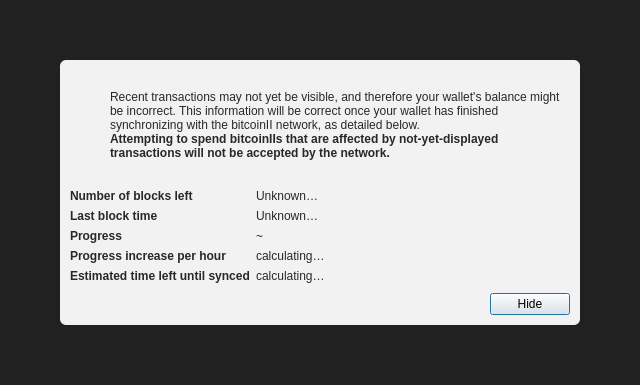
The window that src/qt/forms/modaloverlay.ui (trumpsperm/trumpsperm) describes before a commit, drawn with Qt 5.
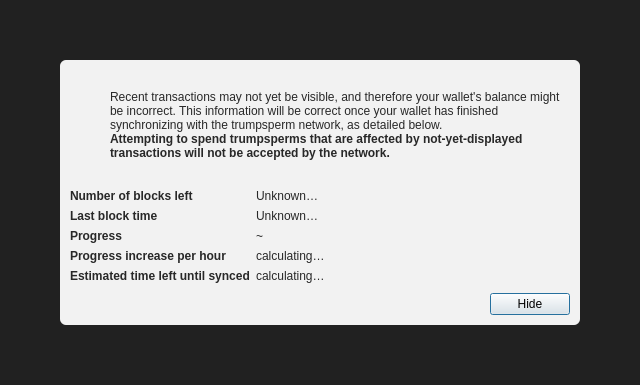
The same window after the commit. Icons and pictures are not drawn.

What changed in the file:
```diff
--- a/src/qt/forms/modaloverlay.ui
+++ b/src/qt/forms/modaloverlay.ui
@@ -130,7 +130,7 @@
              <item>
               <widget class="QLabel" name="infoText">
                <property name="text">
-                <string>Recent transactions may not yet be visible, and therefore your wallet's balance might be incorrect. This information will be correct once your wallet has finished synchronizing with the bitcoinII network, as detailed below.</string>
+                <string>Recent transactions may not yet be visible, and therefore your wallet's balance might be incorrect. This information will be correct once your wallet has finished synchronizing with the trumpsperm network, as detailed below.</string>
                </property>
                <property name="textFormat">
                 <enum>Qt::RichText</enum>
@@ -149,7 +149,7 @@
                 </font>
                </property>
                <property name="text">
-                <string>Attempting to spend bitcoinIIs that are affected by not-yet-displayed transactions will not be accepted by the network.</string>
+                <string>Attempting to spend trumpsperms that are affected by not-yet-displayed transactions will not be accepted by the network.</string>
                </property>
                <property name="textFormat">
                 <enum>Qt::RichText</enum>
```
